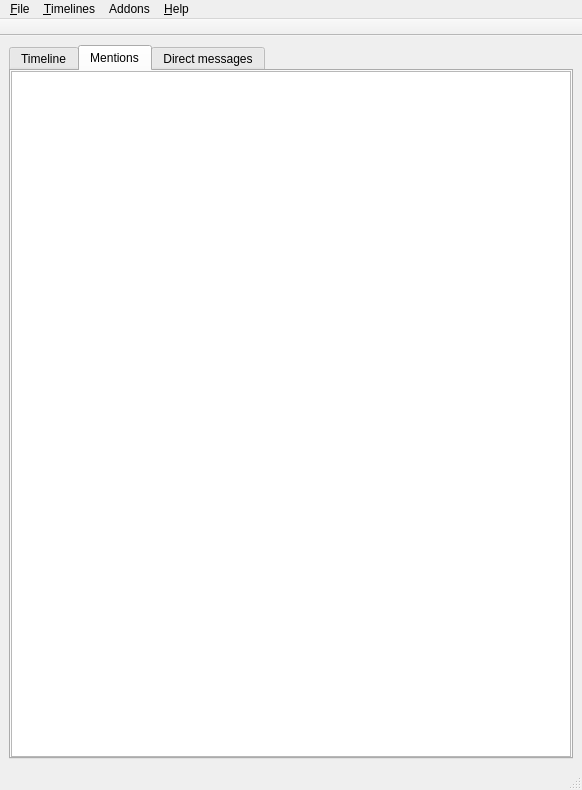
Above: src/ui/mainWindow.ui from pztrn/qtdenter-old before the change. Below: the same form after it.
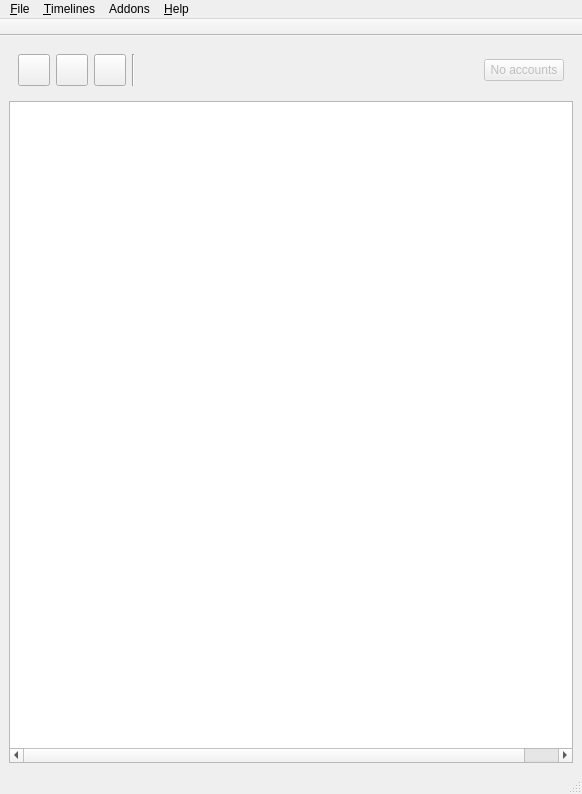
That is the form after the change. The open tabs and pages were chosen to show the change.

Commit message: All dents now in one list. Added filters buttons. Preparing for multiaccounting.

What changed in the file:
```diff
--- a/src/ui/mainWindow.ui
+++ b/src/ui/mainWindow.ui
@@ -7,239 +7,152 @@
     <x>0</x>
     <y>0</y>
     <width>582</width>
-    <height>790</height>
+    <height>794</height>
    </rect>
   </property>
   <property name="windowTitle">
    <string>QTDenter</string>
   </property>
+  <property name="styleSheet">
+   <string notr="true"/>
+  </property>
   <widget class="QWidget" name="centralwidget">
    <layout class="QGridLayout" name="gridLayout_2">
     <item row="0" column="0">
-     <widget class="QTabWidget" name="tabWidget">
-      <property name="tabPosition">
-       <enum>QTabWidget::North</enum>
-      </property>
-      <property name="currentIndex">
-       <number>0</number>
-      </property>
-      <widget class="QWidget" name="tab">
-       <attribute name="title">
-        <string>Timeline</string>
-       </attribute>
-       <layout class="QGridLayout" name="gridLayout_4">
-        <property name="margin">
-         <number>0</number>
-        </property>
-        <property name="spacing">
-         <number>0</number>
-        </property>
-        <item row="0" column="0">
-         <widget class="QTreeWidget" name="timeline_list">
-          <property name="minimumSize">
-           <size>
-            <width>0</width>
-            <height>0</height>
-           </size>
-          </property>
-          <property name="maximumSize">
-           <size>
-            <width>16777215</width>
-            <height>16777215</height>
-           </size>
-          </property>
-          <property name="mouseTracking">
-           <bool>true</bool>
-          </property>
-          <property name="editTriggers">
-           <set>QAbstractItemView::CurrentChanged|QAbstractItemView::DoubleClicked</set>
-          </property>
-          <property name="alternatingRowColors">
-           <bool>true</bool>
-          </property>
-          <property name="selectionBehavior">
-           <enum>QAbstractItemView::SelectRows</enum>
-          </property>
-          <property name="iconSize">
-           <size>
-            <width>64</width>
-            <height>64</height>
-           </size>
-          </property>
-          <property name="textElideMode">
-           <enum>Qt::ElideRight</enum>
-          </property>
-          <property name="verticalScrollMode">
-           <enum>QAbstractItemView::ScrollPerPixel</enum>
-          </property>
-          <property name="indentation">
-           <number>0</number>
-          </property>
-          <property name="uniformRowHeights">
-           <bool>false</bool>
-          </property>
-          <property name="itemsExpandable">
-           <bool>false</bool>
-          </property>
-          <property name="sortingEnabled">
-           <bool>true</bool>
-          </property>
-          <property name="animated">
-           <bool>true</bool>
-          </property>
-          <property name="wordWrap">
-           <bool>false</bool>
-          </property>
-          <attribute name="headerVisible">
-           <bool>false</bool>
-          </attribute>
-          <attribute name="headerDefaultSectionSize">
-           <number>100</number>
-          </attribute>
-          <column>
-           <property name="text">
-            <string>Avatar</string>
-           </property>
-          </column>
-          <column>
-           <property name="text">
-            <string>Dent</string>
-           </property>
-          </column>
-          <column>
-           <property name="text">
-            <string>dent_id</string>
-           </property>
-          </column>
-          <column>
-           <property name="text">
-            <string>denter_screen_name</string>
-           </property>
-          </column>
-          <column>
-           <property name="text">
-            <string>dent_text</string>
-           </property>
-          </column>
-         </widget>
-        </item>
-       </layout>
-      </widget>
-      <widget class="QWidget" name="tab_2">
-       <attribute name="title">
-        <string>Mentions</string>
-       </attribute>
+     <widget class="QWidget" name="accounts_widget" native="true">
        <layout class="QGridLayout" name="gridLayout">
-        <property name="margin">
-         <number>0</number>
-        </property>
-        <property name="spacing">
-         <number>0</number>
-        </property>
         <item row="0" column="0">
-         <widget class="QTreeWidget" name="mentions_list">
+        <layout class="QHBoxLayout" name="accounts_layout">
+         <item>
+          <widget class="QPushButton" name="timeline_btn">
           <property name="minimumSize">
            <size>
-            <width>0</width>
-            <height>0</height>
+             <width>32</width>
+             <height>32</height>
            </size>
           </property>
           <property name="maximumSize">
            <size>
-            <width>16777215</width>
-            <height>16777215</height>
-           </size>
-          </property>
-          <property name="mouseTracking">
-           <bool>true</bool>
-          </property>
-          <property name="editTriggers">
-           <set>QAbstractItemView::CurrentChanged|QAbstractItemView::DoubleClicked</set>
-          </property>
-          <property name="alternatingRowColors">
+             <width>32</width>
+             <height>32</height>
+            </size>
+           </property>
+           <property name="toolTip">
+            <string>&lt;html&gt;&lt;head/&gt;&lt;body&gt;&lt;p&gt;Show timeline dents&lt;/p&gt;&lt;/body&gt;&lt;/html&gt;</string>
+           </property>
+           <property name="text">
+            <string/>
+           </property>
+           <property name="iconSize">
+            <size>
+             <width>28</width>
+             <height>28</height>
+            </size>
+           </property>
+           <property name="checkable">
            <bool>true</bool>
           </property>
-          <property name="selectionBehavior">
-           <enum>QAbstractItemView::SelectRows</enum>
-          </property>
+          </widget>
+         </item>
+         <item>
+          <widget class="QPushButton" name="mentions_btn">
+           <property name="minimumSize">
+            <size>
+             <width>32</width>
+             <height>32</height>
+            </size>
+           </property>
+           <property name="maximumSize">
+            <size>
+             <width>32</width>
+             <height>32</height>
+            </size>
+           </property>
+           <property name="toolTip">
+            <string>&lt;html&gt;&lt;head/&gt;&lt;body&gt;&lt;p&gt;Show mentions&lt;/p&gt;&lt;/body&gt;&lt;/html&gt;</string>
+           </property>
+           <property name="text">
+            <string/>
+           </property>
           <property name="iconSize">
            <size>
-            <width>64</width>
-            <height>64</height>
-           </size>
-          </property>
-          <property name="textElideMode">
-           <enum>Qt::ElideRight</enum>
-          </property>
-          <property name="verticalScrollMode">
-           <enum>QAbstractItemView::ScrollPerPixel</enum>
-          </property>
-          <property name="indentation">
-           <number>0</number>
-          </property>
-          <property name="uniformRowHeights">
-           <bool>false</bool>
-          </property>
-          <property name="itemsExpandable">
-           <bool>false</bool>
-          </property>
-          <property name="sortingEnabled">
-           <bool>true</bool>
-          </property>
-          <property name="animated">
+             <width>28</width>
+             <height>28</height>
+            </size>
+           </property>
+           <property name="checkable">
+            <bool>true</bool>
+           </property>
+          </widget>
+         </item>
+         <item>
+          <widget class="QPushButton" name="directs_btn">
+           <property name="minimumSize">
+            <size>
+             <width>32</width>
+             <height>32</height>
+            </size>
+           </property>
+           <property name="maximumSize">
+            <size>
+             <width>32</width>
+             <height>32</height>
+            </size>
+           </property>
+           <property name="toolTip">
+            <string>&lt;html&gt;&lt;head/&gt;&lt;body&gt;&lt;p&gt;Show direct messages&lt;/p&gt;&lt;/body&gt;&lt;/html&gt;</string>
+           </property>
+           <property name="text">
+            <string/>
+           </property>
+           <property name="iconSize">
+            <size>
+             <width>28</width>
+             <height>28</height>
+            </size>
+           </property>
+           <property name="checkable">
            <bool>true</bool>
           </property>
-          <property name="wordWrap">
-           <bool>false</bool>
-          </property>
-          <attribute name="headerVisible">
-           <bool>false</bool>
-          </attribute>
-          <attribute name="headerDefaultSectionSize">
-           <number>100</number>
-          </attribute>
-          <column>
-           <property name="text">
-            <string>Avatar</string>
+          </widget>
+         </item>
+         <item>
+          <widget class="Line" name="line">
+           <property name="orientation">
+            <enum>Qt::Vertical</enum>
+           </property>
+          </widget>
+         </item>
+         <item>
+          <spacer name="horizontalSpacer">
+           <property name="orientation">
+            <enum>Qt::Horizontal</enum>
            </property>
-          </column>
-          <column>
-           <property name="text">
-            <string>Dent</string>
+           <property name="sizeHint" stdset="0">
+            <size>
+             <width>40</width>
+             <height>20</height>
+            </size>
            </property>
-          </column>
-          <column>
-           <property name="text">
-            <string>dent_id</string>
+          </spacer>
+         </item>
+         <item>
+          <widget class="QPushButton" name="no_accounts_btn">
+           <property name="enabled">
+            <bool>false</bool>
            </property>
-          </column>
-          <column>
            <property name="text">
-            <string>denter_screen_name</string>
+            <string>No accounts</string>
            </property>
-          </column>
-          <column>
-           <property name="text">
-            <string>dent_text</string>
-           </property>
-          </column>
          </widget>
         </item>
        </layout>
-      </widget>
-      <widget class="QWidget" name="tab_3">
-       <attribute name="title">
-        <string>Direct messages</string>
-       </attribute>
-       <layout class="QGridLayout" name="gridLayout_3">
-        <property name="margin">
-         <number>0</number>
-        </property>
-        <property name="spacing">
-         <number>0</number>
-        </property>
-        <item row="0" column="0">
-         <widget class="QTreeWidget" name="dm_list">
+       </item>
+      </layout>
+     </widget>
+    </item>
+    <item row="1" column="0">
+     <widget class="QTreeWidget" name="timeline_list">
           <property name="minimumSize">
            <size>
             <width>0</width>
@@ -253,8 +166,14 @@
            </size>
           </property>
           <property name="mouseTracking">
-           <bool>true</bool>
-          </property>
+       <bool>false</bool>
+      </property>
+      <property name="focusPolicy">
+       <enum>Qt::WheelFocus</enum>
+      </property>
+      <property name="styleSheet">
+       <string notr="true"/>
+      </property>
           <property name="editTriggers">
            <set>QAbstractItemView::CurrentChanged|QAbstractItemView::DoubleClicked</set>
           </property>
@@ -325,10 +244,11 @@
             <string>dent_text</string>
            </property>
           </column>
-         </widget>
-        </item>
-       </layout>
-      </widget>
+      <column>
+       <property name="text">
+        <string>account</string>
+       </property>
+      </column>
      </widget>
     </item>
    </layout>
```
Left out of the diff: 8 changed lines with no effect on the pictures. Lines whose indentation alone changed are shown as unchanged. The commit also changes 17 other files.
